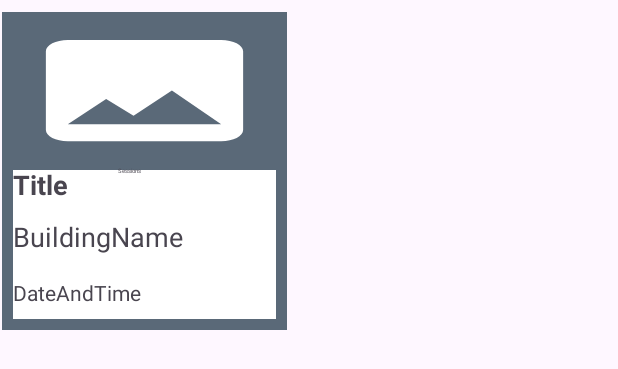
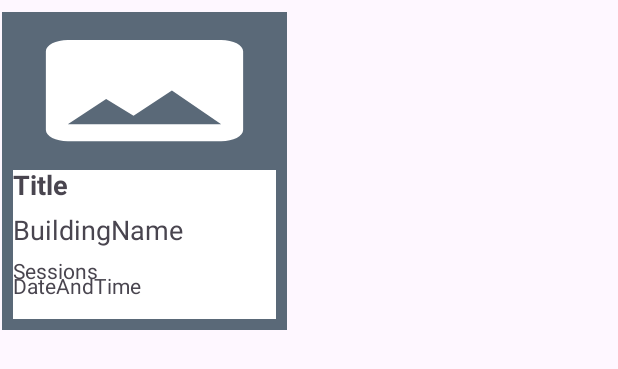
Before and after one commit to jdwoodworth7/UNCCEventFinder, an Android app: the layout card_item.xml on its own in the app's theme, with its tools: preview values and no code run, on a phone screen of 412 x 824 dp. Shown: the top 369 px of the screen. Run offline under Robolectric (Android 15) with nearby library versions, the phone set to English and light mode, and no system bars.

Commit message:
Checking Search Sessions
Checking if cards have all sessions listed in searche events

```diff
--- a/app/build.gradle.kts
+++ b/app/build.gradle.kts
@@ -64,11 +64,10 @@ dependencies {
     implementation("androidx.activity:activity-ktx:$1.7.0")
     implementation("androidx.fragment:fragment-ktx:1.6.2")
     implementation("com.google.android.libraries.places:places:3.2.0")
-    implementation ("io.coil-kt:coil:1.4.0")
-    implementation ("com.squareup.okhttp3:okhttp:4.11.0")
-    implementation ("com.google.code.gson:gson:2.8.9")
-    implementation ("androidx.appcompat:appcompat:1.6.1")
     implementation("io.coil-kt:coil:1.4.0")
+    implementation("com.squareup.okhttp3:okhttp:4.11.0")
+    implementation("com.google.code.gson:gson:2.8.9")
+    implementation("androidx.appcompat:appcompat:1.6.1")
     implementation(platform("com.google.firebase:firebase-bom:32.6.0"))
     implementation("com.google.firebase:firebase-storage")
     implementation("com.google.firebase:firebase-firestore")
--- a/app/src/main/java/com/example/test/EventAdapter.kt
+++ b/app/src/main/java/com/example/test/EventAdapter.kt
@@ -100,7 +100,7 @@ class EventAdapter(private val eventList: MutableList<EventData>) :
                         val endTime = documentSnapshot.getString("endTime")
 
                         // Add data to the list
-                        data.add("Start Date: $startDate\nStart Time: $startTime, \nEnd Date: $endDate, \nEnd Time: $endTime")
+                        data.add("Start: $startDate $startTime\nEnd: $endDate $endTime")
 
                         // Update the TextView with the fetched data after all documents are processed
                         textView.text = data.joinToString("\n\n")
--- a/app/src/main/res/layout/card_item.xml
+++ b/app/src/main/res/layout/card_item.xml
@@ -41,7 +41,7 @@
         android:layout_below="@+id/titleTextView"
         android:text="BuildingName"
         android:textSize="18sp"
-        android:layout_marginTop="10dp" />
+        android:layout_marginTop="5dp" />
 
     <TextView
         android:id="@+id/dateTextView"
@@ -56,10 +56,9 @@
         android:id="@+id/sessionsTextView"
         android:layout_width="wrap_content"
         android:layout_height="wrap_content"
-        android:layout_below="@+id/photoImageView"
-        android:layout_marginStart="70dp"
+        android:layout_below="@+id/buildingNameTextView"
         android:text="Sessions"
-        android:textSize="4sp"
+        android:textSize="14sp"
         android:layout_marginTop="5dp" />
 
 </RelativeLayout>
```
